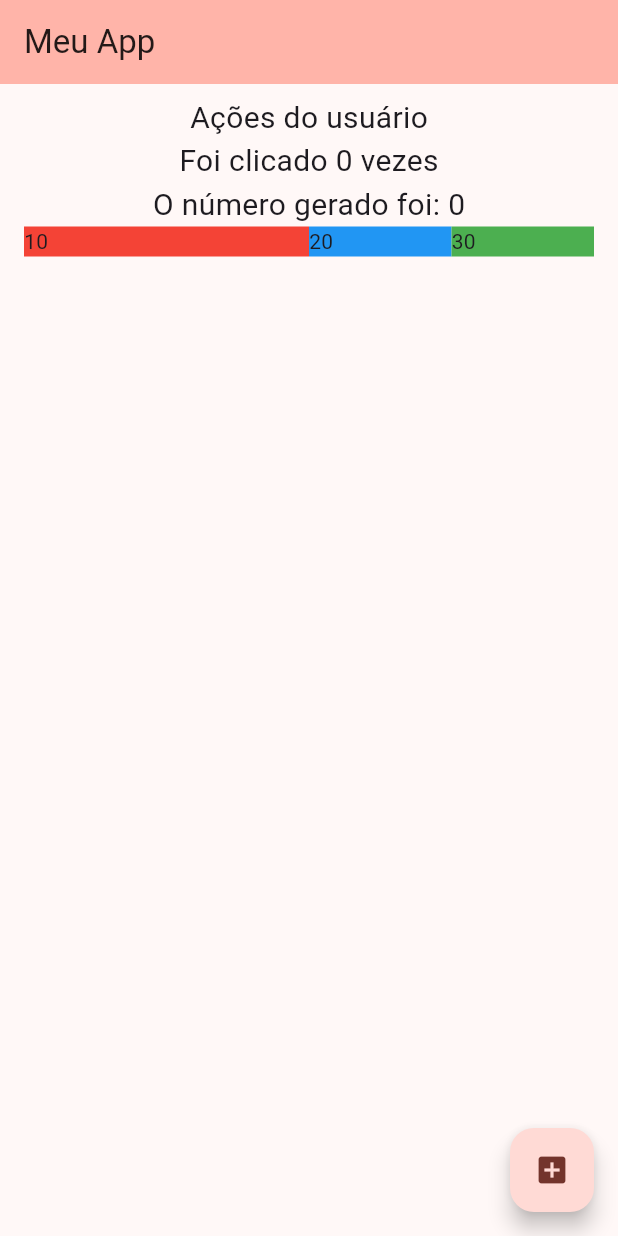
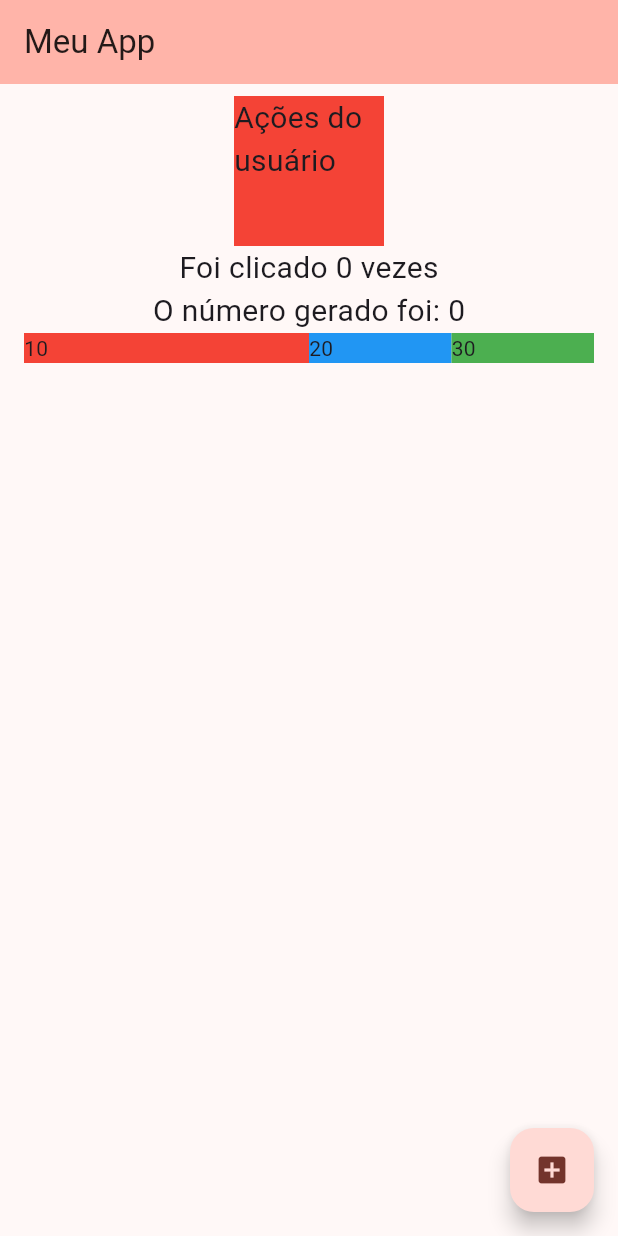
Before and after one commit to higinomatheus/dioproject, a Flutter app: the screen it shows after launch, on a phone screen of 412 x 824 dp. Run offline on Flutter 3.47's test engine with Material 3 defaults, Android fonts, the phone set to English and light mode, and no system bars; our stand-ins replace google_fonts.

Commit message:
fizando tamanho nos componentes

```diff
--- a/lib/pages/home_page.dart
+++ b/lib/pages/home_page.dart
@@ -32,7 +32,13 @@ class _HomePageState extends State<HomePage> {
           crossAxisAlignment: CrossAxisAlignment.center,
           mainAxisAlignment: MainAxisAlignment.start,
           children: [
-            Text("Ações do usuário", style: TextStyle(fontSize: 20)),
+            SizedBox(
+                height: 100,
+                width: 100,
+                child: Container(
+                    color: Colors.red,
+                    child: Text("Ações do usuário",
+                        style: TextStyle(fontSize: 20)))),
             Text("Foi clicado $quantityClicks vezes",
                 style: TextStyle(fontSize: 20)),
             Text(
```
